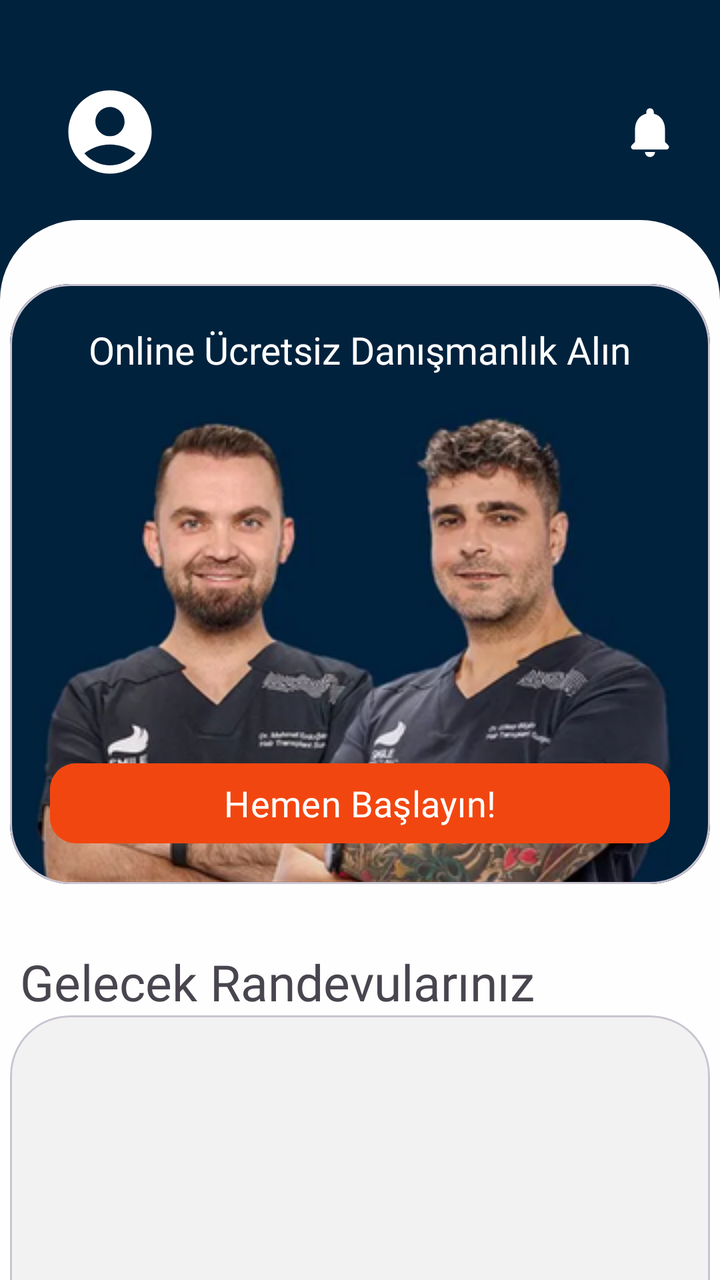
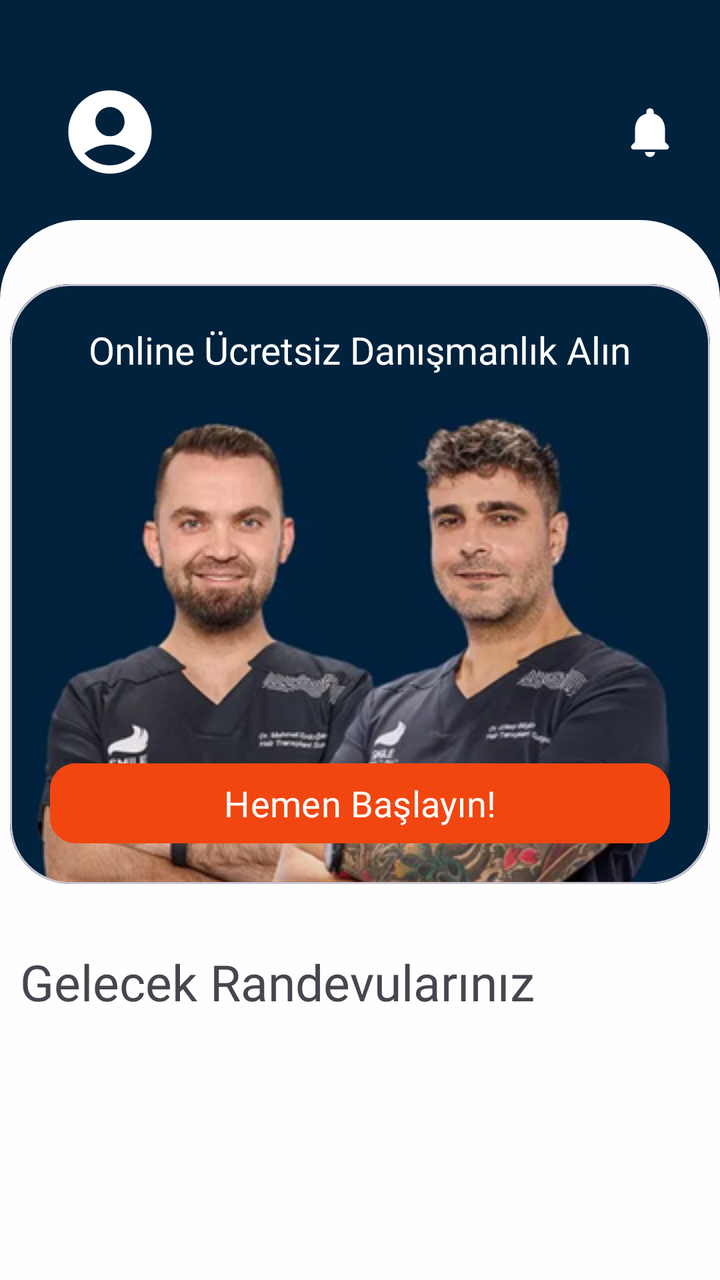

An Android layout rendered at two revisions. The XML below is the earlier revision; the diff shows what the commit changed to produce the second picture.
<!-- AndroidManifest.xml: application theme Theme.SmileHairClinic -->
<!-- res/layout/fragment_customer_dashboard.xml -->
<?xml version="1.0" encoding="utf-8"?>
<LinearLayout
    xmlns:android="http://schemas.android.com/apk/res/android"
    xmlns:app="http://schemas.android.com/apk/res-auto"
    xmlns:tools="http://schemas.android.com/tools"
    android:layout_width="match_parent"
    android:layout_height="match_parent"
    android:orientation="vertical"
    android:background="@color/secondary"
    tools:context=".ui.customer.CustomerDashboardFragment">

    <LinearLayout
        android:layout_width="match_parent"
        android:layout_height="100dp"
        android:padding="10dp"
        android:layout_marginTop="10dp"
        android:layout_marginStart="10dp"
        android:orientation="horizontal"
        android:gravity="center_vertical">

        <ImageView
            android:id="@+id/imageView2"
            android:layout_marginStart="10dp"
            android:layout_marginTop="6dp"
            android:layout_width="60dp"
            android:layout_height="60dp"
            android:layout_weight="1"
            android:src="@drawable/round_account" />

        <TextView
            android:id="@+id/userNameText"
            android:layout_width="220dp"
            android:layout_height="wrap_content"
            android:layout_gravity="center"
            android:layout_marginHorizontal="10dp"
            android:layout_marginTop="10dp"
            android:layout_weight="1"
            android:fontFamily="@font/poppins"
            android:textColor="@color/white"
            android:textSize="17dp" />

        <ImageView
            android:id="@+id/imageView3"
            android:layout_marginEnd="10dp"
            android:layout_marginTop="6dp"
            android:layout_width="40dp"
            android:layout_height="40dp"
            android:layout_weight="1"
            android:src="@drawable/round_notifications" />

    </LinearLayout>

    <androidx.constraintlayout.widget.ConstraintLayout
        android:layout_width="match_parent"
        android:layout_height="match_parent"
        android:background="@drawable/bg_white_rounded_top">

        <com.google.android.material.card.MaterialCardView
            android:id="@+id/materialCardView"
            android:layout_width="350dp"
            android:layout_height="300dp"
            android:layout_marginTop="32dp"
            app:cardCornerRadius="30dp"
            app:layout_constraintEnd_toEndOf="parent"
            app:layout_constraintHorizontal_bias="0.495"
            app:layout_constraintStart_toStartOf="parent"
            app:layout_constraintTop_toTopOf="parent">

            <ImageView
                android:layout_width="match_parent"
                android:layout_height="match_parent"
                android:background="@drawable/submit_bg"/>

            <LinearLayout
                android:layout_width="match_parent"
                android:layout_height="match_parent"
                android:layout_marginTop="20dp"
                android:layout_marginHorizontal="20dp"
                android:orientation="vertical">

                <TextView
                    android:layout_width="wrap_content"
                    android:layout_height="wrap_content"
                    android:layout_gravity="center_horizontal"
                    android:fontFamily="@font/poppins"
                    android:textColor="@color/white"
                    android:text="Online Ücretsiz Danışmanlık Alın"
                    android:textSize="19sp" />

                <Button
                    android:id="@+id/cameraButton"
                    android:layout_width="match_parent"
                    android:layout_height="wrap_content"
                    android:layout_marginTop="190dp"
                    android:backgroundTint="@color/secondaryButton"
                    android:fontFamily="@font/poppins"
                    android:text="Hemen Başlayın!"
                    android:textSize="18sp"
                    app:cornerRadius="13dp" />

            </LinearLayout>


        </com.google.android.material.card.MaterialCardView>

        <TextView
            android:id="@+id/textView5"
            android:layout_width="wrap_content"
            android:layout_height="wrap_content"
            android:layout_marginTop="32dp"
            android:layout_marginStart="5dp"
            android:fontFamily="@font/poppins_semibold"
            android:text="Gelecek Randevularınız"
            android:textSize="25sp"
            app:layout_constraintStart_toStartOf="@+id/materialCardView"
            app:layout_constraintTop_toBottomOf="@+id/materialCardView" />

        <com.google.android.material.card.MaterialCardView
            android:layout_width="350dp"
            android:layout_height="350dp"
            android:backgroundTint="@color/card"
            app:cardCornerRadius="30dp"
            app:layout_constraintStart_toStartOf="@+id/materialCardView"
            app:layout_constraintTop_toBottomOf="@+id/textView5">


            <androidx.recyclerview.widget.RecyclerView
                android:layout_width="match_parent"
                android:layout_height="match_parent" />
        </com.google.android.material.card.MaterialCardView>

    </androidx.constraintlayout.widget.ConstraintLayout>

</LinearLayout>
<!-- resources referenced by this layout -->
<resources>
  <color name="card">#F2F2F2</color>
  <color name="secondary">#01223d</color>
  <color name="secondaryButton">#f24610</color>
  <color name="white">#FFFFFFFF</color>
  <!-- drawable bg_white_rounded_top (drawable) -->
  <shape xmlns:android="http://schemas.android.com/apk/res/android"
      android:shape="rectangle">
      <solid android:color="#FEFEFE" />
      <corners android:topLeftRadius="40dp" android:topRightRadius="40dp" />
  </shape>
  <!-- drawable round_account (drawable) -->
  <vector xmlns:android="http://schemas.android.com/apk/res/android" android:height="24dp" android:tint="#FFFFFF" android:viewportHeight="24" android:viewportWidth="24" android:width="24dp">
        
      <path android:fillColor="@android:color/white" android:pathData="M12,2C6.48,2 2,6.48 2,12s4.48,10 10,10s10,-4.48 10,-10S17.52,2 12,2zM12,6c1.93,0 3.5,1.57 3.5,3.5S13.93,13 12,13s-3.5,-1.57 -3.5,-3.5S10.07,6 12,6zM12,20c-2.03,0 -4.43,-0.82 -6.14,-2.88C7.55,15.8 9.68,15 12,15s4.45,0.8 6.14,2.12C16.43,19.18 14.03,20 12,20z"/>
      
  </vector>
  <!-- drawable round_notifications (drawable) -->
  <vector xmlns:android="http://schemas.android.com/apk/res/android" android:height="24dp" android:tint="#FFFFFF" android:viewportHeight="24" android:viewportWidth="24" android:width="24dp">
        
      <path android:fillColor="@android:color/white" android:pathData="M12,22c1.1,0 2,-0.9 2,-2h-4c0,1.1 0.89,2 2,2zM18,16v-5c0,-3.07 -1.64,-5.64 -4.5,-6.32L13.5,4c0,-0.83 -0.67,-1.5 -1.5,-1.5s-1.5,0.67 -1.5,1.5v0.68C7.63,5.36 6,7.92 6,11v5l-1.29,1.29c-0.63,0.63 -0.19,1.71 0.7,1.71h13.17c0.89,0 1.34,-1.08 0.71,-1.71L18,16z"/>
      
  </vector>
  <!-- drawable submit_bg: png bitmap (drawable, 135262 bytes) -->
  <style name="Theme.SmileHairClinic" parent="Base.Theme.SmileHairClinic" />
  <style name="Base.Theme.SmileHairClinic" parent="Theme.Material3.DayNight.NoActionBar">
          
          
          <item name="colorPrimary">#6200EE</item>
          <item name="colorPrimaryDark">#3700B3</item>
          <item name="colorAccent">#03DAC5</item>
      </style>
</resources>

<!-- the commit's change to res/layout/fragment_customer_dashboard.xml (unified diff, before → after) -->
@@ -115,19 +115,13 @@
             app:layout_constraintStart_toStartOf="@+id/materialCardView"
             app:layout_constraintTop_toBottomOf="@+id/materialCardView" />
 
-        <com.google.android.material.card.MaterialCardView
+        <androidx.recyclerview.widget.RecyclerView
+            android:id="@+id/recyclerViewAppointments"
             android:layout_width="350dp"
-            android:layout_height="350dp"
-            android:backgroundTint="@color/card"
-            app:cardCornerRadius="30dp"
+            android:layout_height="300dp"
+            android:layout_marginTop="16dp"
             app:layout_constraintStart_toStartOf="@+id/materialCardView"
-            app:layout_constraintTop_toBottomOf="@+id/textView5">
-
-
-            <androidx.recyclerview.widget.RecyclerView
-                android:layout_width="match_parent"
-                android:layout_height="match_parent" />
-        </com.google.android.material.card.MaterialCardView>
+            app:layout_constraintTop_toBottomOf="@+id/textView5" />
 
     </androidx.constraintlayout.widget.ConstraintLayout>
 
<!-- resource entries referenced after the edit -->
@@ -1,6 +1,5 @@
 <!-- resources referenced by this layout -->
 <resources>
-  <color name="card">#F2F2F2</color>
   <color name="secondary">#01223d</color>
   <color name="secondaryButton">#f24610</color>
   <color name="white">#FFFFFFFF</color>
